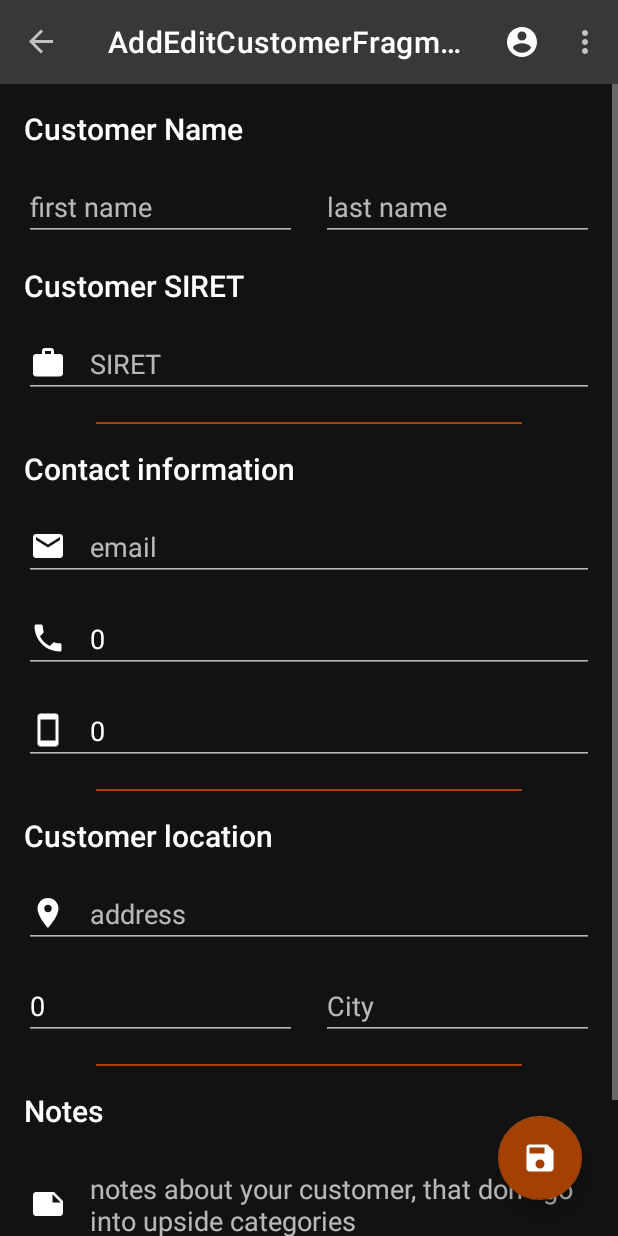
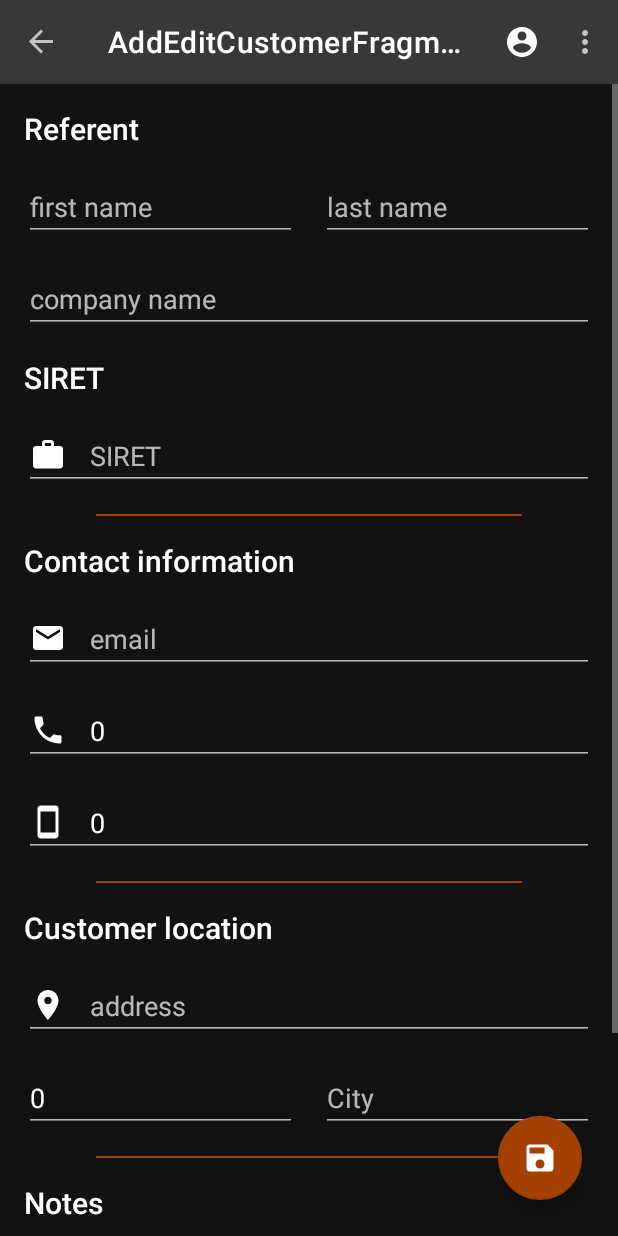
Before and after one commit to skichrome/easy-vgp-oc, an Android app: the AddEditCustomerFragment screen opened through its navigation route, on a phone screen of 412 x 824 dp. Run offline under Robolectric (Android 15) with nearby library versions, the phone set to English and light mode, and no system bars; our stand-ins replace Firebase (no records; nobody signed in at launch, a user with empty details on screens opened directly), Room's generated code, data binding, navigation-ui; libraries missing offline, so code that uses them is left out: com.firebase.ui; 4 statements that could not run were skipped.

Commit message:
[Features]   - Added company name into customer form, as a required field.

```diff
--- a/app/src/main/java/com/skichrome/oc/easyvgp/model/local/database/Customer.kt
+++ b/app/src/main/java/com/skichrome/oc/easyvgp/model/local/database/Customer.kt
@@ -8,6 +8,7 @@ data class Customer(
     @ColumnInfo(name = "customer_id") @PrimaryKey(autoGenerate = true) val id: Long = 0L,
     @ColumnInfo(name = "first_name") val firstName: String,
     @ColumnInfo(name = "last_name") val lastName: String,
+    @ColumnInfo(name = "company_name") val companyName: String,
     @ColumnInfo(name = "siret") val siret: String,
     @ColumnInfo(name = "email") val email: String?,
     @ColumnInfo(name = "phone") val phone: Int?,
--- a/app/src/main/java/com/skichrome/oc/easyvgp/model/remote/util/RemoteCustomer.kt
+++ b/app/src/main/java/com/skichrome/oc/easyvgp/model/remote/util/RemoteCustomer.kt
@@ -2,6 +2,7 @@ package com.skichrome.oc.easyvgp.model.remote.util
 
 data class RemoteCustomer(
     val id: Long = 0L,
+    val companyName: String,
     val firstName: String,
     val lastName: String,
     val siret: String,
@@ -14,5 +15,5 @@ data class RemoteCustomer(
     val notes: String?
 )
 {
-    constructor() : this(0L, "", "", "", null, null, null, "", 0, "", null)
+    constructor() : this(0L, "", "", "", "", null, null, null, "", 0, "", null)
 }
--- a/app/src/main/java/com/skichrome/oc/easyvgp/services/UploadReportWorker.kt
+++ b/app/src/main/java/com/skichrome/oc/easyvgp/services/UploadReportWorker.kt
@@ -231,6 +231,7 @@ class UploadReportWorker(appContext: Context, params: WorkerParameters) : Corout
                     address = customer.address,
                     city = customer.city,
                     email = customer.email,
+                    companyName = customer.companyName,
                     firstName = customer.firstName,
                     lastName = customer.lastName,
                     mobilePhone = customer.mobilePhone,
--- a/app/src/main/java/com/skichrome/oc/easyvgp/view/fragments/AddEditCustomerFragment.kt
+++ b/app/src/main/java/com/skichrome/oc/easyvgp/view/fragments/AddEditCustomerFragment.kt
@@ -13,7 +13,6 @@ import com.skichrome.oc.easyvgp.util.snackBar
 import com.skichrome.oc.easyvgp.view.base.BaseBindingFragment
 import com.skichrome.oc.easyvgp.viewmodel.CustomerViewModel
 import com.skichrome.oc.easyvgp.viewmodel.vmfactory.CustomerViewModelFactory
-import kotlinx.android.synthetic.main.fragment_add_edit_customer.*
 
 class AddEditCustomerFragment : BaseBindingFragment<FragmentAddEditCustomerBinding>()
 {
@@ -47,12 +46,13 @@ class AddEditCustomerFragment : BaseBindingFragment<FragmentAddEditCustomerBindi
     private fun configureUI()
     {
         inputList = listOf(
-            addEditCustomerFragFirstNameText,
-            addEditCustomerFragLastNameText,
-            addEditCustomerFragSiretText,
-            addEditCustomerFragAddressText,
-            addEditCustomerFragPostCodeText,
-            addEditCustomerFragCityText
+            binding.addEditCustomerFragFirstNameText,
+            binding.addEditCustomerFragLastNameText,
+            binding.addEditCustomerFragCompanyNameText,
+            binding.addEditCustomerFragSiretText,
+            binding.addEditCustomerFragAddressText,
+            binding.addEditCustomerFragPostCodeText,
+            binding.addEditCustomerFragCityText
         )
 
         binding.viewModel = viewModel
@@ -62,13 +62,13 @@ class AddEditCustomerFragment : BaseBindingFragment<FragmentAddEditCustomerBindi
     }
 
     private fun configureViewModel() = viewModel.apply {
-        errorMessage.observe(this@AddEditCustomerFragment, EventObserver { binding.root.snackBar(getString(it)) })
-        customersSaved.observe(this@AddEditCustomerFragment, EventObserver { findNavController().navigateUp() })
+        errorMessage.observe(viewLifecycleOwner, EventObserver { binding.root.snackBar(getString(it)) })
+        customersSaved.observe(viewLifecycleOwner, EventObserver { findNavController().navigateUp() })
     }
 
     private fun configureFab()
     {
-        addEditCustomerFragFab.setOnClickListener { getUserEnteredValues() }
+        binding.addEditCustomerFragFab.setOnClickListener { getUserEnteredValues() }
     }
 
     // --- Actions methods --- //
@@ -92,16 +92,17 @@ class AddEditCustomerFragment : BaseBindingFragment<FragmentAddEditCustomerBindi
         {
             val customer = Customer(
                 id = if (args.customerId != -1L) args.customerId else 0,
-                firstName = addEditCustomerFragFirstNameText.text.toString(),
-                lastName = addEditCustomerFragLastNameText.text.toString(),
-                siret = addEditCustomerFragSiretText.text.toString(),
-                postCode = addEditCustomerFragPostCodeText.text.toString().toInt(),
-                address = addEditCustomerFragAddressText.text.toString(),
-                city = addEditCustomerFragCityText.text.toString(),
-                email = addEditCustomerFragEmailText.text.toString(),
-                mobilePhone = addEditCustomerFragMobilePhoneText.text.toString().toIntOrNull(),
-                notes = addEditCustomerFragNotesText.text.toString(),
-                phone = addEditCustomerFragPhoneText.text.toString().toIntOrNull()
+                firstName = binding.addEditCustomerFragFirstNameText.text.toString(),
+                lastName = binding.addEditCustomerFragLastNameText.text.toString(),
+                siret = binding.addEditCustomerFragSiretText.text.toString(),
+                postCode = binding.addEditCustomerFragPostCodeText.text.toString().toInt(),
+                address = binding.addEditCustomerFragAddressText.text.toString(),
+                city = binding.addEditCustomerFragCityText.text.toString(),
+                email = binding.addEditCustomerFragEmailText.text.toString(),
+                mobilePhone = binding.addEditCustomerFragMobilePhoneText.text.toString().toIntOrNull(),
+                notes = binding.addEditCustomerFragNotesText.text.toString(),
+                phone = binding.addEditCustomerFragPhoneText.text.toString().toIntOrNull(),
+                companyName = binding.addEditCustomerFragCompanyNameText.text.toString()
             )
 
             if (args.customerId != -1L)
--- a/app/src/main/java/com/skichrome/oc/easyvgp/viewmodel/DatabaseDataDebug.kt
+++ b/app/src/main/java/com/skichrome/oc/easyvgp/viewmodel/DatabaseDataDebug.kt
@@ -17,6 +17,7 @@ object DatabaseDataDebug
         // --- Customers --- //
 
         contentValues.put("customer_id", 1)
+        contentValues.put("company_name", "John's company")
         contentValues.put("first_name", "Doe")
         contentValues.put("last_name", "John")
         contentValues.put("siret", "123456789101112")
@@ -32,6 +33,7 @@ object DatabaseDataDebug
         contentValues.clear()
 
         contentValues.put("customer_id", 2)
+        contentValues.put("company_name", "Jane's company")
         contentValues.put("first_name", "Doe")
         contentValues.put("last_name", "Jane")
         contentValues.put("siret", "1211109876543210")
@@ -44,6 +46,7 @@ object DatabaseDataDebug
         contentValues.clear()
 
         contentValues.put("customer_id", 3)
+        contentValues.put("company_name", "Jean's company")
         contentValues.put("first_name", "Dupont")
         contentValues.put("last_name", "Jean")
         contentValues.put("siret", "121110987654")
--- a/app/src/main/java/com/skichrome/oc/easyvgp/viewmodel/HomeViewModel.kt
+++ b/app/src/main/java/com/skichrome/oc/easyvgp/viewmodel/HomeViewModel.kt
@@ -2,7 +2,6 @@ package com.skichrome.oc.easyvgp.viewmodel
 
 import androidx.lifecycle.LiveData
 import androidx.lifecycle.MutableLiveData
-import androidx.lifecycle.ViewModel
 import androidx.lifecycle.viewModelScope
 import com.skichrome.oc.easyvgp.R
 import com.skichrome.oc.easyvgp.model.Results.Error
@@ -13,7 +12,7 @@ import com.skichrome.oc.easyvgp.util.Event
 import com.skichrome.oc.easyvgp.util.uiJob
 import kotlinx.coroutines.launch
 
-class HomeViewModel(private val repository: HomeRepository) : ViewModel()
+class HomeViewModel(private val repository: HomeRepository) : BaseViewModel()
 {
     // =================================
     //              Fields
@@ -26,9 +25,6 @@ class HomeViewModel(private val repository: HomeRepository) : ViewModel()
 
     private val _currentUserId = MutableLiveData<Event<Long>>()
     val currentUserId: LiveData<Event<Long>> = _currentUserId
-
-    private val _message = MutableLiveData<Event<Int>>()
-    val message: LiveData<Event<Int>> = _message
 
     private val _onSaveEvent = MutableLiveData<Event<UserAndCompany>>()
     val onSaveEvent: LiveData<Event<UserAndCompany>> = _onSaveEvent
@@ -43,11 +39,6 @@ class HomeViewModel(private val repository: HomeRepository) : ViewModel()
     // =================================
 
     // --- Events
-
-    private fun showMessage(msgRef: Int)
-    {
-        _message.value = Event(msgRef)
-    }
 
     fun onSaveClick(userAndCompany: UserAndCompany)
     {
@@ -73,8 +64,12 @@ class HomeViewModel(private val repository: HomeRepository) : ViewModel()
                     0 -> _currentUserId.value = Event(-1L)
                     else -> showMessage(R.string.view_model_home_user_filter_error)
                 }
-            } else
+            }
+            else
+            {
+                handleError(users as? Error)
                 showMessage(R.string.view_model_home_user_filter_error)
+            }
         }
     }
 
@@ -87,8 +82,12 @@ class HomeViewModel(private val repository: HomeRepository) : ViewModel()
                 _currentUserId.value = Event(result.data)
                 _currentUser.value = userAndCompany
                 showMessage(R.string.view_model_home_user_insert)
-            } else
+            }
+            else
+            {
+                handleError(result as? Error)
                 showMessage(R.string.view_model_home_user_insert_error)
+            }
         }
     }
 
@@ -100,8 +99,12 @@ class HomeViewModel(private val repository: HomeRepository) : ViewModel()
             {
                 _onSaveSuccessEvent.value = Event(true)
                 showMessage(R.string.view_model_home_user_update)
-            } else
+            }
+            else
+            {
+                handleError(result as? Error)
                 showMessage(R.string.view_model_home_user_update_error)
+            }
         }
     }
 
@@ -110,7 +113,10 @@ class HomeViewModel(private val repository: HomeRepository) : ViewModel()
         viewModelScope.uiJob {
             val results = repository.synchronizeDatabase()
             if (results is Error)
+            {
+                handleError(results as? Error)
                 showMessage(R.string.view_model_home_update_error)
+            }
         }
     }
 }
--- a/app/src/main/res/layout/fragment_add_edit_customer.xml
+++ b/app/src/main/res/layout/fragment_add_edit_customer.xml
@@ -68,6 +68,18 @@
                     app:layout_constraintStart_toEndOf="@+id/addEditCustomerFragFirstNameText"
                     app:layout_constraintTop_toBottomOf="@+id/addEditCustomerFragNameTitle" />
 
+                <EditText
+                    android:id="@+id/addEditCustomerFragCompanyNameText"
+                    style="@style/editTextStyle"
+                    android:layout_width="0dp"
+                    android:layout_height="wrap_content"
+                    android:layout_marginEnd="@dimen/tv_input_margin"
+                    android:hint="@string/frag_add_edit_customer_company_name_hint"
+                    android:text="@{viewModel.customer.companyName}"
+                    app:layout_constraintEnd_toEndOf="parent"
+                    app:layout_constraintStart_toStartOf="parent"
+                    app:layout_constraintTop_toBottomOf="@id/addEditCustomerFragFirstNameText" />
+
                 <TextView
                     android:id="@+id/addEditCustomerFragSiretTitle"
                     style="@style/TextAppearance.AppCompat.Title"
@@ -77,7 +89,7 @@
                     android:layout_marginTop="@dimen/tv_input_margin"
                     android:text="@string/frag_add_edit_customer_siret_title"
                     app:layout_constraintStart_toStartOf="parent"
-                    app:layout_constraintTop_toBottomOf="@+id/addEditCustomerFragFirstNameText" />
+                    app:layout_constraintTop_toBottomOf="@+id/addEditCustomerFragCompanyNameText" />
 
                 <EditText
                     android:id="@+id/addEditCustomerFragSiretText"
--- a/app/src/main/res/values/strings.xml
+++ b/app/src/main/res/values/strings.xml
@@ -30,12 +30,13 @@
     <string name="profile_fragment_no_logo_default_text">no picture selected</string>
 
     <!-- Add Edit Customer Fragment -->
-    <string name="frag_add_edit_customer_name_title">Customer Name</string>
-    <string name="frag_add_edit_customer_siret_title">Customer SIRET</string>
+    <string name="frag_add_edit_customer_name_title">Referent</string>
+    <string name="frag_add_edit_customer_siret_title">SIRET</string>
     <string name="frag_add_edit_customer_contact_title">Contact information</string>
     <string name="frag_add_edit_customer_location_title">Customer location</string>
     <string name="frag_add_edit_customer_notes_title">Notes</string>
 
+    <string name="frag_add_edit_customer_company_name_hint">company name</string>
     <string name="frag_add_edit_customer_city_hint">City</string>
     <string name="frag_add_edit_customer_first_name_hint">first name</string>
     <string name="frag_add_edit_customer_last_name_hint">last name</string>
```
